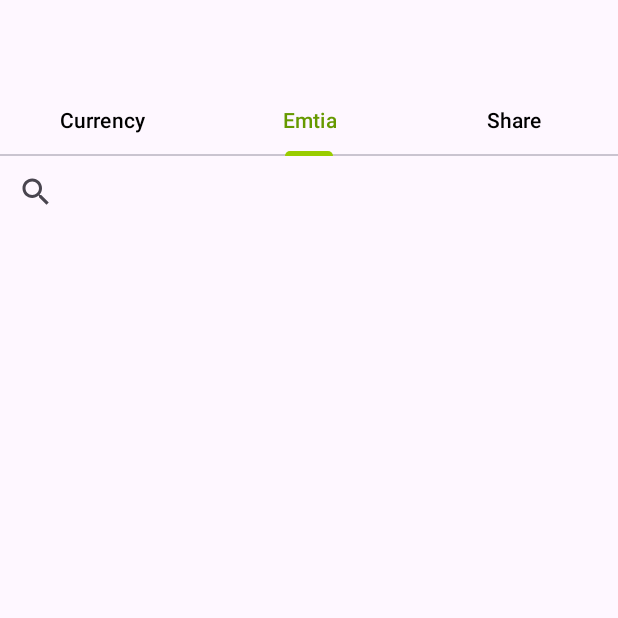
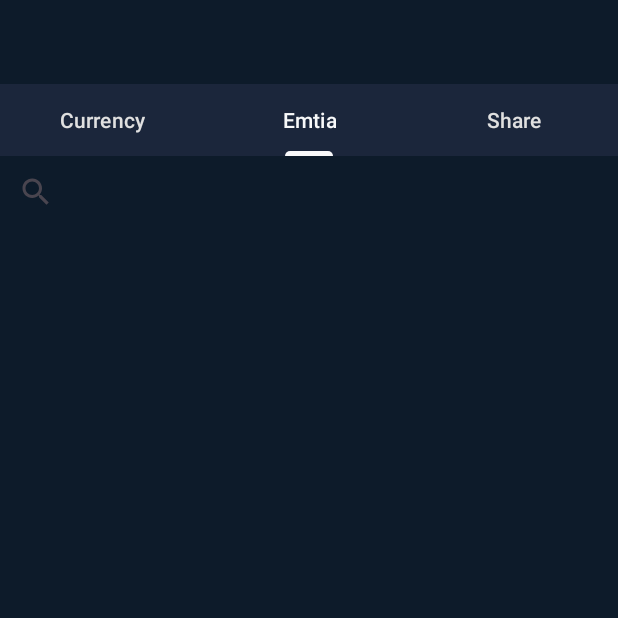
Before and after one commit to utkuu0/DemoApp, an Android app: the MainFragment screen opened through its navigation route, tab 2 chosen, on a phone screen of 412 x 824 dp, the top half of it. Run offline under Robolectric (Android 15) with nearby library versions, the phone set to English and light mode, and no system bars; our stand-ins replace Firebase (no records; nobody signed in at launch, a user with empty details on screens opened directly); pictures from the network do not load.

Commit message:
renk paleti eklendi

```diff
--- a/app/src/main/java/com/utkuaksu/demoapp/ui/adapter/share/ShareAdapter.kt
+++ b/app/src/main/java/com/utkuaksu/demoapp/ui/adapter/share/ShareAdapter.kt
@@ -53,11 +53,11 @@ class ShareAdapter(
         //Rate değerine göre color verdim.
         if (share.rate <= 0) {
             holder.tvShareRate.setTextColor(
-                ContextCompat.getColor(holder.tvShareRate.context, R.color.red)
+                ContextCompat.getColor(holder.tvShareRate.context, R.color.currency_down)
             )
         } else {
             holder.tvShareRate.setTextColor(
-                ContextCompat.getColor(holder.tvShareRate.context, R.color.green)
+                ContextCompat.getColor(holder.tvShareRate.context, R.color.currency_up)
             )
         }
     }
--- a/app/src/main/java/com/utkuaksu/demoapp/ui/currency/CurrencyFragment.kt
+++ b/app/src/main/java/com/utkuaksu/demoapp/ui/currency/CurrencyFragment.kt
@@ -57,7 +57,7 @@ class CurrencyFragment : Fragment() {
             adapter.filter.filter(query)
         }
 
-        currencyViewModel.fetchCurrencies()
+        currencyViewModel.startAutoFetchCurrencies()
     }
 
     override fun onDestroyView() {
--- a/app/src/main/java/com/utkuaksu/demoapp/ui/currency/CurrencyViewModel.kt
+++ b/app/src/main/java/com/utkuaksu/demoapp/ui/currency/CurrencyViewModel.kt
@@ -4,6 +4,8 @@ import androidx.lifecycle.*
 import com.utkuaksu.demoapp.data.model.currency.Currency
 import com.utkuaksu.demoapp.data.repository.currency.CurrencyRepository
 import com.utkuaksu.demoapp.utils.Resource
+import kotlinx.coroutines.delay
+import kotlinx.coroutines.isActive
 import kotlinx.coroutines.launch
 
 class CurrencyViewModel( private val repository: CurrencyRepository) : ViewModel() {
@@ -14,8 +16,10 @@ class CurrencyViewModel( private val repository: CurrencyRepository) : ViewModel
     }
     val currencies: LiveData<Resource<List<Currency>>> = _currencies
 
-    fun fetchCurrencies() {
+    //otomatik yapılıyor
+    fun startAutoFetchCurrencies() {
         viewModelScope.launch {
+            while (isActive) {
                 _currencies.postValue(Resource.Loading())
                 try {
                     val response = repository.getCurrencies()
@@ -27,6 +31,9 @@ class CurrencyViewModel( private val repository: CurrencyRepository) : ViewModel
                 } catch (e: Exception) {
                     _currencies.postValue(Resource.Error("Network Error: ${e.localizedMessage}"))
                 }
+                //5 saniyede bir yenile
+                delay(5000)
+            }
         }
     }
 }
--- a/app/src/main/java/com/utkuaksu/demoapp/ui/emtia/EmtiaFragment.kt
+++ b/app/src/main/java/com/utkuaksu/demoapp/ui/emtia/EmtiaFragment.kt
@@ -56,7 +56,7 @@ class EmtiaFragment : Fragment() {
             adapter.filter.filter(query)
         }
 
-        emtiaViewModel.fetchEmtias()
+        emtiaViewModel.startAutoFetchEmtias()
     }
 
     override fun onDestroyView() {
--- a/app/src/main/java/com/utkuaksu/demoapp/ui/emtia/EmtiaViewModel.kt
+++ b/app/src/main/java/com/utkuaksu/demoapp/ui/emtia/EmtiaViewModel.kt
@@ -4,6 +4,8 @@ import androidx.lifecycle.*
 import com.utkuaksu.demoapp.data.model.emtia.Emtia
 import com.utkuaksu.demoapp.data.repository.emtia.EmtiaRepository
 import com.utkuaksu.demoapp.utils.Resource
+import kotlinx.coroutines.delay
+import kotlinx.coroutines.isActive
 import kotlinx.coroutines.launch
 
 class EmtiaViewModel( private val repository: EmtiaRepository) : ViewModel() {
@@ -14,8 +16,9 @@ class EmtiaViewModel( private val repository: EmtiaRepository) : ViewModel() {
     }
     val emtias: LiveData<Resource<List<Emtia>>> = _emtias
 
-    fun fetchEmtias() {
+    fun startAutoFetchEmtias() {
         viewModelScope.launch {
+            while (isActive) {
                 _emtias.postValue(Resource.Loading())
                 try {
                     val response = repository.getEmtias()
@@ -27,6 +30,9 @@ class EmtiaViewModel( private val repository: EmtiaRepository) : ViewModel() {
                 } catch (e: Exception) {
                     _emtias.postValue(Resource.Error("Network Error: ${e.localizedMessage}"))
                 }
+                //5 saniyede bir yenile
+                delay(5000)
+            }
         }
     }
 }
--- a/app/src/main/java/com/utkuaksu/demoapp/ui/main/MainFragment.kt
+++ b/app/src/main/java/com/utkuaksu/demoapp/ui/main/MainFragment.kt
@@ -1,9 +1,11 @@
 package com.utkuaksu.demoapp.ui.main
 
+import android.graphics.Color
 import android.os.Bundle
 import android.view.LayoutInflater
 import android.view.View
 import android.view.ViewGroup
+import android.widget.ImageView
 import androidx.appcompat.widget.SearchView
 import androidx.fragment.app.Fragment
 import androidx.fragment.app.activityViewModels
@@ -41,6 +43,14 @@ class MainFragment : Fragment() {
             }
         }.attach()
 
+        // Search ikonunu al ve rengini değiştir
+        val searchIcon: ImageView = binding.searchView.findViewById(androidx.appcompat.R.id.search_mag_icon)
+        searchIcon.setColorFilter(Color.parseColor("#F8F9FA"))
+
+        // Kapatma ikonunun rengi
+        val closeIcon: ImageView = binding.searchView.findViewById(androidx.appcompat.R.id.search_close_btn)
+        closeIcon.setColorFilter(Color.parseColor("#F8F9FA"))
+
         setupSearchView()
     }
 
--- a/app/src/main/java/com/utkuaksu/demoapp/ui/share/ShareFragment.kt
+++ b/app/src/main/java/com/utkuaksu/demoapp/ui/share/ShareFragment.kt
@@ -58,7 +58,7 @@ class ShareFragment : Fragment() {
             adapter.filter.filter(query)
         }
 
-        shareViewModel.fetchShares()
+        shareViewModel.startAutoFetchShares()
     }
 
     override fun onDestroyView() {
--- a/app/src/main/java/com/utkuaksu/demoapp/ui/share/ShareViewModel.kt
+++ b/app/src/main/java/com/utkuaksu/demoapp/ui/share/ShareViewModel.kt
@@ -6,6 +6,8 @@ import com.utkuaksu.demoapp.data.model.share.Share
 import com.utkuaksu.demoapp.data.repository.currency.CurrencyRepository
 import com.utkuaksu.demoapp.data.repository.share.ShareRepository
 import com.utkuaksu.demoapp.utils.Resource
+import kotlinx.coroutines.delay
+import kotlinx.coroutines.isActive
 import kotlinx.coroutines.launch
 
 class ShareViewModel( private val repository: ShareRepository) : ViewModel() {
@@ -16,8 +18,9 @@ class ShareViewModel( private val repository: ShareRepository) : ViewModel() {
     }
     val shares: LiveData<Resource<List<Share>>> = _shares
 
-    fun fetchShares() {
+    fun startAutoFetchShares() {
         viewModelScope.launch {
+            while (isActive) {
                 _shares.postValue(Resource.Loading())
                 try {
                     val response = repository.getShares()
@@ -29,6 +32,9 @@ class ShareViewModel( private val repository: ShareRepository) : ViewModel() {
                 } catch (e: Exception) {
                     _shares.postValue(Resource.Error("Network Error: ${e.localizedMessage}"))
                 }
+                //5 saniyede bir yenile
+                delay(5000)
+            }
         }
     }
 }
--- a/app/src/main/res/layout/activity_main.xml
+++ b/app/src/main/res/layout/activity_main.xml
@@ -2,7 +2,8 @@
     xmlns:app="http://schemas.android.com/apk/res-auto"
     android:orientation="vertical"
     android:layout_width="match_parent"
-    android:layout_height="match_parent">
+    android:layout_height="match_parent"
+    android:background="@color/background_dark">
 
     <Toolbar
         android:id="@+id/toolbar"
--- a/app/src/main/res/layout/fragment_main.xml
+++ b/app/src/main/res/layout/fragment_main.xml
@@ -3,22 +3,27 @@
     xmlns:app="http://schemas.android.com/apk/res-auto"
     android:orientation="vertical"
     android:layout_width="match_parent"
-    android:layout_height="match_parent">
+    android:layout_height="match_parent"
+    >
 
     <!-- Üstte TabLayout -->
     <com.google.android.material.tabs.TabLayout
         android:id="@+id/tabLayout"
         android:layout_width="match_parent"
         android:layout_height="wrap_content"
-        app:tabIndicatorColor="@android:color/holo_green_light"
-        app:tabTextColor="@android:color/black"
-        app:tabSelectedTextColor="@android:color/holo_green_dark"/>
+        app:tabIndicatorColor="@color/text_primary"
+        app:tabTextColor="@color/text_secondary"
+        app:tabSelectedTextColor="@color/text_primary"
+        android:background="@color/card_background"
+        app:tabRippleColor="@color/cardview_light_background"
+        />
 
     <androidx.appcompat.widget.SearchView
         android:id="@+id/searchView"
         android:layout_width="match_parent"
         android:layout_height="wrap_content"
-        android:queryHint="Ara..." />
+        android:queryHint="Ara..."
+        />
 
     <androidx.viewpager2.widget.ViewPager2
         android:id="@+id/viewPager"
--- a/app/src/main/res/values/colors.xml
+++ b/app/src/main/res/values/colors.xml
@@ -2,6 +2,19 @@
 <resources>
     <color name="black">#FF000000</color>
     <color name="white">#FFFFFFFF</color>
-    <color name="green">#248232</color>
-    <color name="red">#d32f2f</color>
+
+    <!-- Background -->
+    <color name="background_dark">#0D1B2A</color>
+    <color name="card_background">#1B263B</color>
+
+    <!-- Text -->
+    <color name="text_primary">#F8F9FA</color>
+    <color name="text_secondary">#E0E0E0</color>
+
+    <!-- Currency Change -->
+    <color name="currency_up">#06D6A0</color>
+    <color name="currency_down">#EF476F</color>
+
+    <!-- Accent -->
+    <color name="accent_gold">#FFD166</color>
 </resources>
```
Also changed, not shown: app/src/main/res/layout/item_currency.xml (+9 -8 lines), app/src/main/res/layout/item_emtia.xml (+5 -4 lines), app/src/main/res/layout/item_share.xml (+5 -4 lines). Lines whose indentation alone changed are shown as unchanged.
